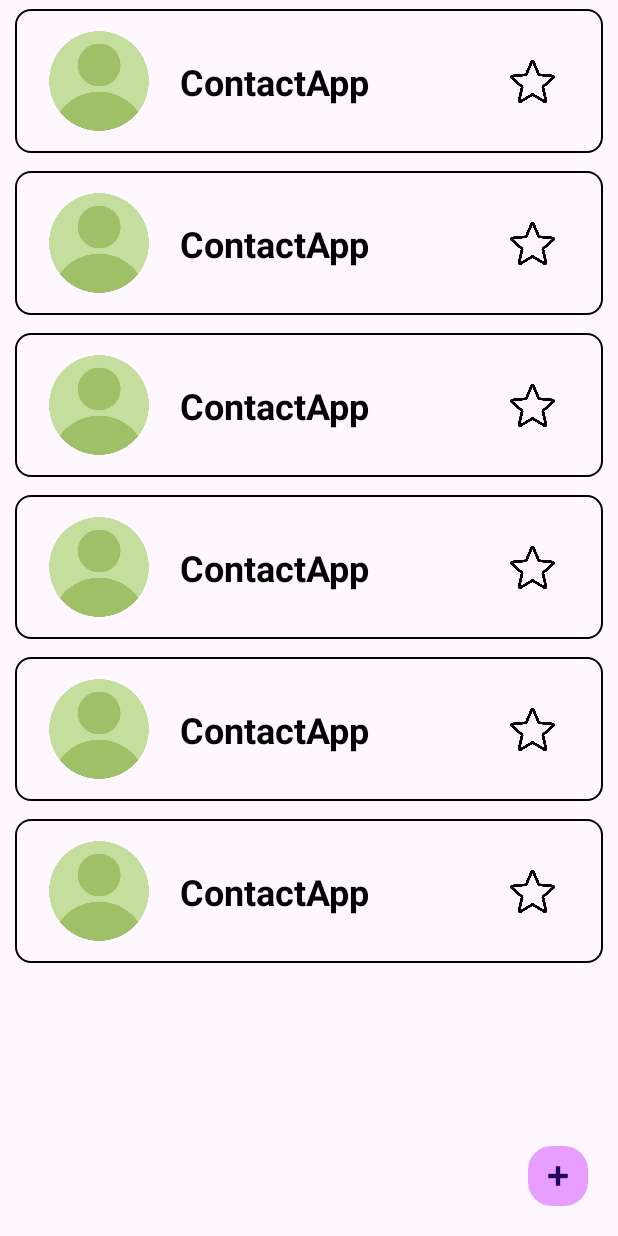
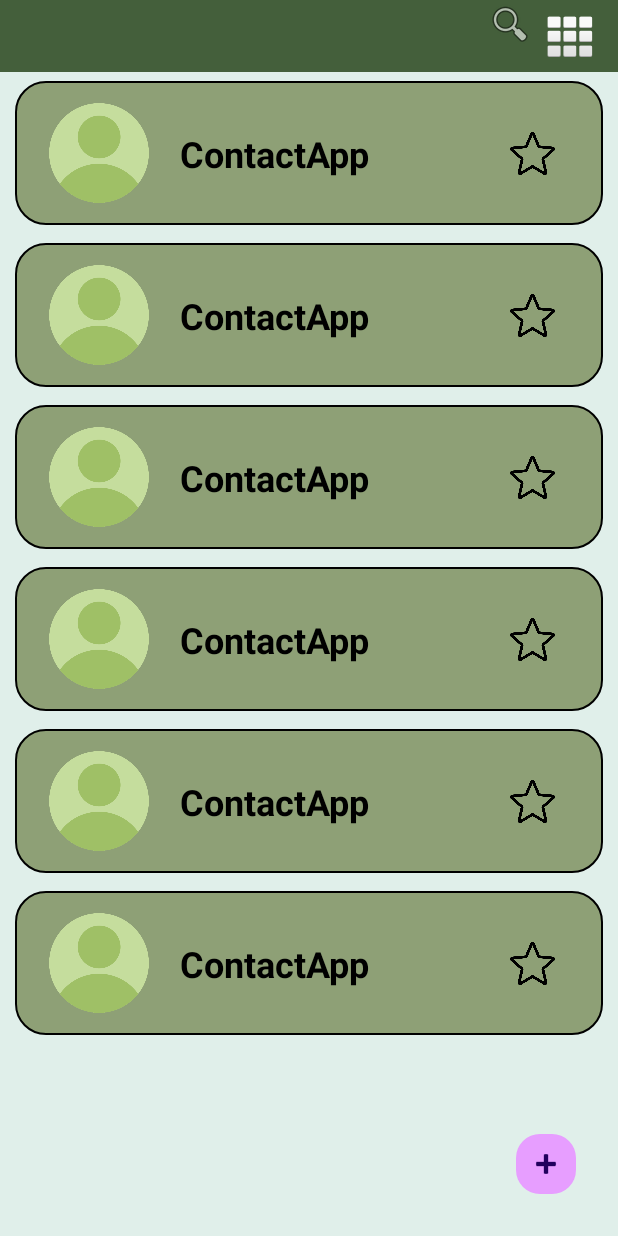
Before and after one commit to intermediate-one/Contact-App, an Android app: the layout fragment_contact_list.xml on its own in the app's theme, with its tools: preview values and no code run, on a phone screen of 412 x 824 dp. Run offline under Robolectric (Android 15) with nearby library versions, the phone set to English and light mode, and no system bars.

Commit message:
refactor : Recycler View Linear View만 추가

```diff
--- a/app/src/main/res/drawable/stroke_recycler_view_background.xml
+++ b/app/src/main/res/drawable/stroke_recycler_view_background.xml
@@ -3,10 +3,12 @@
     <item>
         <shape android:shape="rectangle">
             <corners
-                android:radius="10dp" />
+                android:radius="20dp" />
             <stroke
                 android:width="1dp"
                 android:color="@color/black"/>
+            <solid
+                android:color="@color/color_code_3"/>
         </shape>
     </item>
 </selector>
--- a/app/src/main/res/layout/fragment_contact_list.xml
+++ b/app/src/main/res/layout/fragment_contact_list.xml
@@ -1,31 +1,76 @@
 <?xml version="1.0" encoding="utf-8"?>
-<FrameLayout xmlns:android="http://schemas.android.com/apk/res/android"
+<androidx.constraintlayout.widget.ConstraintLayout xmlns:android="http://schemas.android.com/apk/res/android"
     xmlns:app="http://schemas.android.com/apk/res-auto"
     xmlns:tools="http://schemas.android.com/tools"
     android:layout_width="match_parent"
     android:layout_height="match_parent"
+    android:background="@color/color_code_4"
     tools:context=".fragment.ContactListFragment">
+
+    <androidx.constraintlayout.widget.ConstraintLayout
+        android:id="@+id/innerConstraintLayout"
+        android:layout_width="match_parent"
+        android:layout_height="wrap_content"
+        android:background="@color/color_code_2"
+        app:layout_constraintBottom_toTopOf="@+id/recyclerView"
+        app:layout_constraintEnd_toEndOf="parent"
+        app:layout_constraintStart_toStartOf="parent"
+        app:layout_constraintTop_toTopOf="parent">
+
+        <androidx.appcompat.widget.AppCompatImageButton
+            android:id="@+id/btnFindContact"
+            android:layout_width="wrap_content"
+            android:layout_height="0dp"
+            android:layout_marginEnd="8dp"
+            android:adjustViewBounds="true"
+            android:background="#00FFFFFF"
+            android:scaleType="fitXY"
+            android:src="@android:drawable/ic_menu_search"
+            app:layout_constraintEnd_toStartOf="@+id/btnListGrid"
+            tools:layout_editor_absoluteY="8dp" />
+
+        <androidx.appcompat.widget.AppCompatImageButton
+            android:id="@+id/btnListGrid"
+            android:layout_width="wrap_content"
+            android:layout_height="wrap_content"
+            android:layout_marginTop="8dp"
+            android:layout_marginEnd="16dp"
+            android:layout_marginBottom="8dp"
+            android:background="#00FFFFFF"
+            android:src="@android:drawable/ic_dialog_dialer"
+            app:layout_constraintBottom_toBottomOf="parent"
+            app:layout_constraintEnd_toEndOf="parent"
+            app:layout_constraintTop_toTopOf="parent" />
+    </androidx.constraintlayout.widget.ConstraintLayout>
 
     <androidx.recyclerview.widget.RecyclerView
         android:id="@+id/recyclerView"
         android:layout_width="match_parent"
-        android:layout_height="match_parent"
-        tools:listitem="@layout/layout_rv_user"
-        tools:itemCount="10"/>
+        android:layout_height="0dp"
+        app:layout_constraintBottom_toBottomOf="parent"
+        app:layout_constraintEnd_toEndOf="parent"
+        app:layout_constraintStart_toStartOf="parent"
+        app:layout_constraintTop_toBottomOf="@+id/innerConstraintLayout"
+        tools:itemCount="10"
+        tools:listitem="@layout/layout_rv_user">
+
+    </androidx.recyclerview.widget.RecyclerView>
 
     <com.google.android.material.floatingactionbutton.FloatingActionButton
         android:id="@+id/btnAddNumber"
         android:layout_width="wrap_content"
         android:layout_height="wrap_content"
         android:layout_gravity="bottom|end"
-        android:layout_marginEnd="16dp"
-        android:layout_marginBottom="16dp"
+        android:layout_marginEnd="24dp"
+        android:layout_marginBottom="24dp"
         android:backgroundTint="#E79EFF"
         android:contentDescription="Button"
         android:elevation="0dp"
         android:src="@android:drawable/ic_input_add"
         app:elevation="0dp"
         app:fabCustomSize="40dp"
-        app:fabSize="normal" />
+        app:fabSize="normal"
+        app:layout_constraintBottom_toBottomOf="parent"
+        app:layout_constraintEnd_toEndOf="parent" />
 
-</FrameLayout>
+</androidx.constraintlayout.widget.ConstraintLayout>
```
Also changed, not shown: app/src/main/java/com/example/contactapp/adaptor/ContactListAdapter.kt (+95 -25 lines), app/src/main/java/com/example/contactapp/fragment/ContactListFragment.kt (+21 -4 lines), app/src/main/res/layout/layout_rv_user_grid.xml (added, +44 -0 lines).
